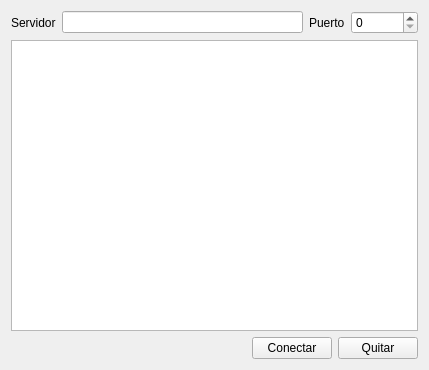
This is client/widget.ui in Dans182/TCP-comunication as Qt 5 draws it before an edit. The edited form follows.
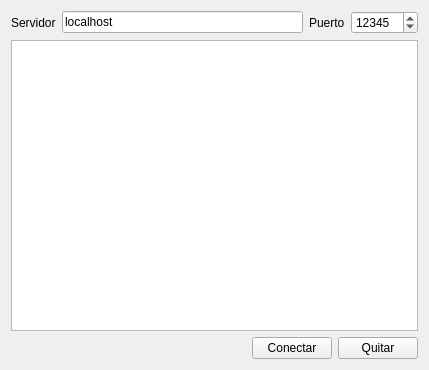
This is the edited form.

```diff
--- a/client/widget.ui
+++ b/client/widget.ui
@@ -26,7 +26,11 @@
         </widget>
        </item>
        <item>
-        <widget class="QLineEdit" name="servidor"/>
+        <widget class="QLineEdit" name="servidor">
+         <property name="text">
+          <string>localhost</string>
+         </property>
+        </widget>
        </item>
       </layout>
      </item>
@@ -44,6 +48,9 @@
          <property name="maximum">
           <number>999999999</number>
          </property>
+         <property name="value">
+          <number>12345</number>
+         </property>
         </widget>
        </item>
       </layout>
```
